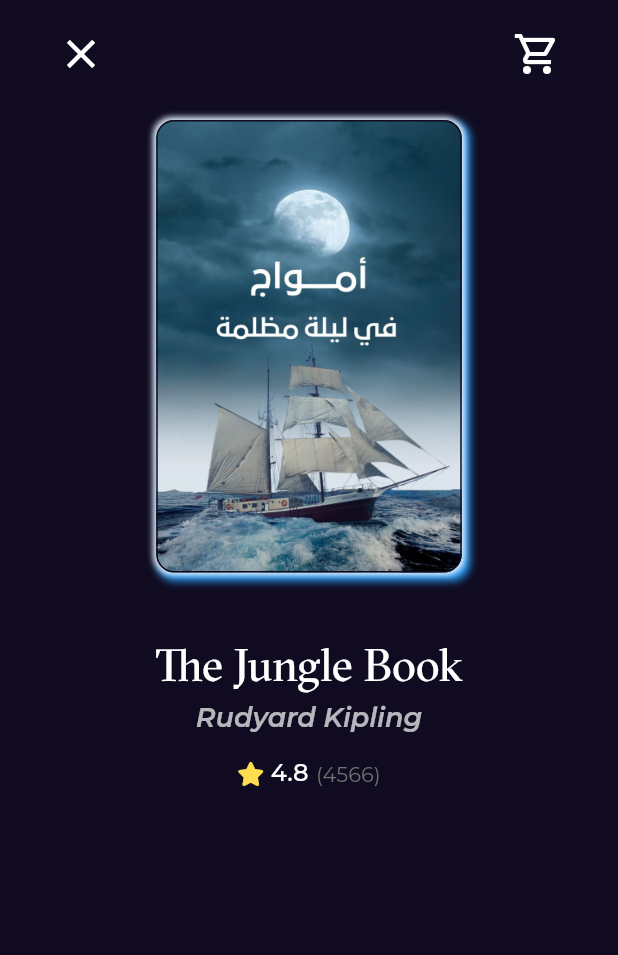
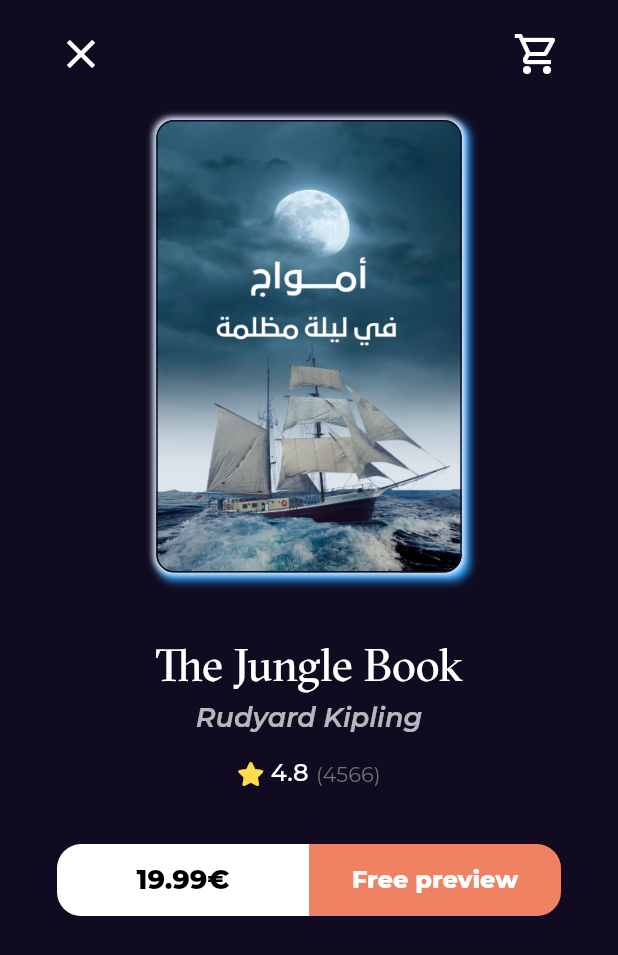
Before and after one commit to wael-saif23/bookly-app, a Flutter app: the BookDetailsViewBody screen opened directly, on a phone screen of 412 x 824 dp. Shown: the top 955 px of the screen. Run offline on Flutter 3.47's test engine with Material 2 defaults, Android fonts, the phone set to English and light mode, and no system bars; our stand-ins replace font_awesome_flutter, go_router, google_fonts.

Commit message:
create books action

```diff
--- a/lib/Features/home/presentation/views/widgets/book_details_view_body.dart
+++ b/lib/Features/home/presentation/views/widgets/book_details_view_body.dart
@@ -1,4 +1,5 @@
 import 'package:booklyapp/Features/home/presentation/views/widgets/book_details_custom_appBar.dart';
+import 'package:booklyapp/Features/home/presentation/views/widgets/books_action.dart';
 import 'package:booklyapp/Features/home/presentation/views/widgets/booky_rating.dart';
 import 'package:booklyapp/Features/home/presentation/views/widgets/feature_book_item.dart';
 import 'package:booklyapp/core/utilts/style.dart';
@@ -42,10 +43,14 @@
                         fontStyle: FontStyle.italic,
                         fontWeight: FontWeight.w600),
                   )),
-                  const SizedBox(
+              const SizedBox(
                 height: 16,
               ),
-                  const BookyRating(mainAxisAlignment: MainAxisAlignment.center),
+              const BookyRating(mainAxisAlignment: MainAxisAlignment.center),
+              const SizedBox(
+                height: 37,
+              ),
+              const BooksAction(),
             ],
           ),
         ),
--- /dev/null
+++ b/lib/Features/home/presentation/views/widgets/books_action.dart
@@ -0,0 +1,41 @@
+import 'package:flutter/material.dart';
+
+import '../../../../../core/widgets/custom_button.dart';
+
+class BooksAction extends StatelessWidget {
+  const BooksAction({super.key});
+
+  @override
+  Widget build(BuildContext context) {
+    return Padding(
+      padding: const EdgeInsets.symmetric(horizontal: 8),
+      child: Row(
+        children:const [
+          Expanded(
+            child: CustomBotton(
+              backGroundColor: Colors.white,
+              text: "19.99€",
+              textColor: Colors.black,
+              borderRadius: BorderRadius.only(
+                bottomLeft: Radius.circular(16),
+                topLeft: Radius.circular(16),
+              ),
+            ),
+          ),
+          Expanded(
+            child: CustomBotton(
+              fontSize: 16,
+              backGroundColor: Color(0xffEF8262),
+              text: "Free preview",
+              textColor: Colors.white,
+              borderRadius: BorderRadius.only(
+                bottomRight: Radius.circular(16),
+                topRight: Radius.circular(16),
+              ),
+            ),
+          ),
+        ],
+      ),
+    );
+  }
+}
--- /dev/null
+++ b/lib/core/widgets/custom_button.dart
@@ -0,0 +1,40 @@
+import 'package:booklyapp/core/utilts/style.dart';
+import 'package:flutter/material.dart';
+
+class CustomBotton extends StatelessWidget {
+  const CustomBotton({
+    super.key,
+    required this.text,
+    required this.backGroundColor,
+    required this.textColor,
+    this.borderRadius,
+    this.fontSize,
+  });
+  final String text;
+  final Color backGroundColor;
+  final Color textColor;
+  final BorderRadius? borderRadius;
+  final double? fontSize;
+  @override
+  Widget build(BuildContext context) {
+    return SizedBox(
+      height: 48,
+      child: TextButton(
+        style: TextButton.styleFrom(
+            backgroundColor: backGroundColor,
+            shape: RoundedRectangleBorder(
+              borderRadius: borderRadius ?? BorderRadius.circular(16),
+            )),
+        onPressed: () {},
+        child: Text(
+          text,
+          style: Stlyes.textStyle18.copyWith(
+            color: textColor,
+            fontWeight: FontWeight.w800,
+            fontSize: fontSize,
+          ),
+        ),
+      ),
+    );
+  }
+}
```
